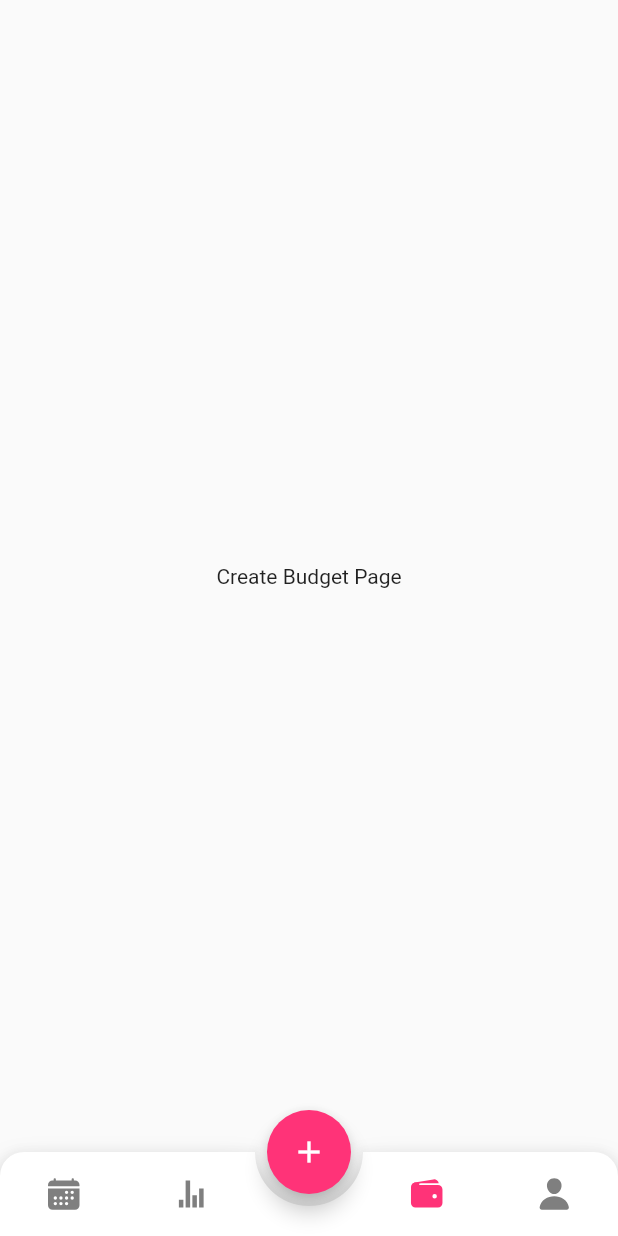
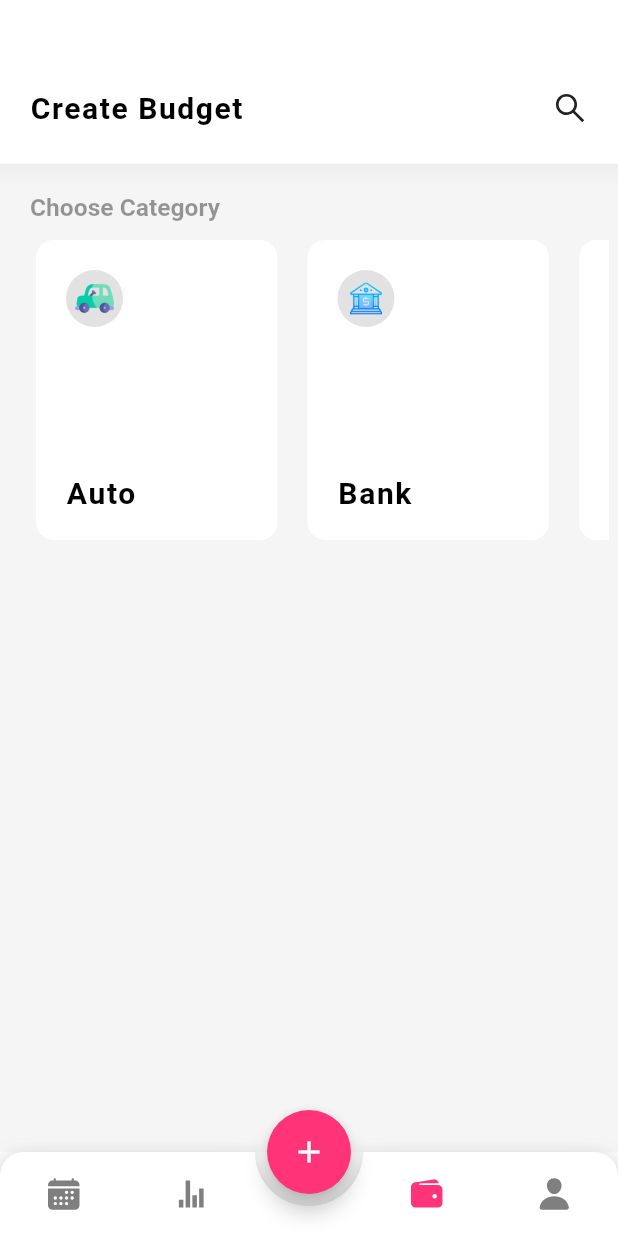
Before and after one commit to sabil62/budget, a Flutter app: the screen it shows after launch, item 3 of the bottom bar chosen, on a phone screen of 412 x 824 dp. Run offline on Flutter 3.47's test engine with Material 2 defaults, Android fonts, the phone set to English and light mode, and no system bars; drawn by our look-alikes of animated_bottom_navigation_bar; our stand-ins replace fl_chart, flutter_icons.

Commit message:
create budget view top

```diff
--- /dev/null
+++ b/lib/json/create_budget_json.dart
@@ -0,0 +1,8 @@
+const List categories = [
+  {"name": "Auto", "icon": "assets/images/auto.png"},
+  {"name": "Bank", "icon": "assets/images/bank.png"},
+  {"name": "Cash", "icon": "assets/images/cash.png"},
+  {"name": "Charity", "icon": "assets/images/charity.png"},
+  {"name": "Eating", "icon": "assets/images/eating.png"},
+  {"name": "Gift", "icon": "assets/images/gift.png"}
+];
--- /dev/null
+++ b/lib/pages/create_budget.dart
@@ -0,0 +1,126 @@
+import 'package:budget/json/create_budget_json.dart';
+import 'package:budget/themes/colors.dart';
+import 'package:flutter/material.dart';
+import 'package:flutter_icons/flutter_icons.dart';
+
+class CreateBudget extends StatefulWidget {
+  @override
+  _CreateBudgetState createState() => _CreateBudgetState();
+}
+
+class _CreateBudgetState extends State<CreateBudget> {
+  @override
+  Widget build(BuildContext context) {
+    return Scaffold(
+      body: getCreateBudgetBody(),
+      backgroundColor: Colors.grey.withOpacity(0.05),
+    );
+  }
+
+  Widget getCreateBudgetBody() {
+    var size = MediaQuery.of(context).size;
+    return SingleChildScrollView(
+      child: Column(
+        children: [
+          Container(
+            decoration: BoxDecoration(color: Colors.white, boxShadow: [
+              BoxShadow(
+                  color: Colors.black.withOpacity(0.02),
+                  spreadRadius: 10,
+                  blurRadius: 3),
+            ]),
+            child: Padding(
+              padding: const EdgeInsets.fromLTRB(20, 60, 20, 25),
+              child: Row(
+                mainAxisAlignment: MainAxisAlignment.spaceBetween,
+                children: [
+                  Text(
+                    "Create Budget",
+                    style: TextStyle(
+                        fontSize: 20,
+                        fontWeight: FontWeight.bold,
+                        letterSpacing: 1.05,
+                        color: black),
+                  ),
+                  Icon(AntDesign.search1)
+                ],
+              ),
+            ),
+          ),
+          SizedBox(
+            height: 20,
+          ),
+          Padding(
+            padding: const EdgeInsets.symmetric(horizontal: 20),
+            child: Container(
+              alignment: AlignmentDirectional.topStart,
+              child: Text(
+                "Choose Category",
+                style: TextStyle(
+                    fontSize: 16.4,
+                    fontWeight: FontWeight.bold,
+                    color: black.withOpacity(0.4)),
+              ),
+            ),
+          ),
+          Padding(
+            padding: const EdgeInsets.fromLTRB(4, 12, 6, 12),
+            child: Container(
+              height: 200,
+              child: ListView.builder(
+                scrollDirection: Axis.horizontal,
+                itemCount: categories.length,
+                itemBuilder: (context, index) {
+                  return Padding(
+                    padding: const EdgeInsets.fromLTRB(20, 0, 0, 0),
+                    child: Container(
+                      height: 170,
+                      width: (size.width - 90) / 2,
+                      decoration: BoxDecoration(
+                          color: Colors.white,
+                          borderRadius: BorderRadius.circular(12)),
+                      child: Padding(
+                        padding: const EdgeInsets.all(20.0),
+                        child: Column(
+                          mainAxisAlignment: MainAxisAlignment.spaceBetween,
+                          crossAxisAlignment: CrossAxisAlignment.start,
+                          children: [
+                            Container(
+                              height: 38,
+                              width: 38,
+                              decoration: BoxDecoration(
+                                  shape: BoxShape.circle,
+                                  color: Colors.grey.withOpacity(0.3)),
+                              child: Center(
+                                child: Image.asset(
+                                  categories[index]["icon"],
+                                  height: 26,
+                                  width: 26,
+                                ),
+                              ),
+                            ),
+                            Text(
+                              categories[index]["name"],
+                              style: TextStyle(
+                                  fontSize: 20,
+                                  fontWeight: FontWeight.bold,
+                                  letterSpacing: 1.11,
+                                  color: black),
+                            )
+                          ],
+                        ),
+                      ),
+                    ),
+                  );
+                },
+              ),
+            ),
+          ),
+          SizedBox(
+            height: 20,
+          )
+        ],
+      ),
+    );
+  }
+}
--- a/lib/pages/root_app.dart
+++ b/lib/pages/root_app.dart
@@ -1,4 +1,5 @@
 import 'package:animated_bottom_navigation_bar/animated_bottom_navigation_bar.dart';
+import 'package:budget/pages/create_budget.dart';
 import 'package:budget/pages/daily_page.dart';
 import 'package:budget/pages/stats_page.dart';
 import 'package:budget/themes/colors.dart';
@@ -34,7 +35,7 @@ class _RootAppState extends State<RootApp> {
       children: [
         DailyPage(),
         StatsApp(),
-        Center(child: Text("Create Budget Page")),
+        CreateBudget(),
         Center(child: Text("Budget Page")),
         Center(child: Text("Profile Page")),
       ],
```
